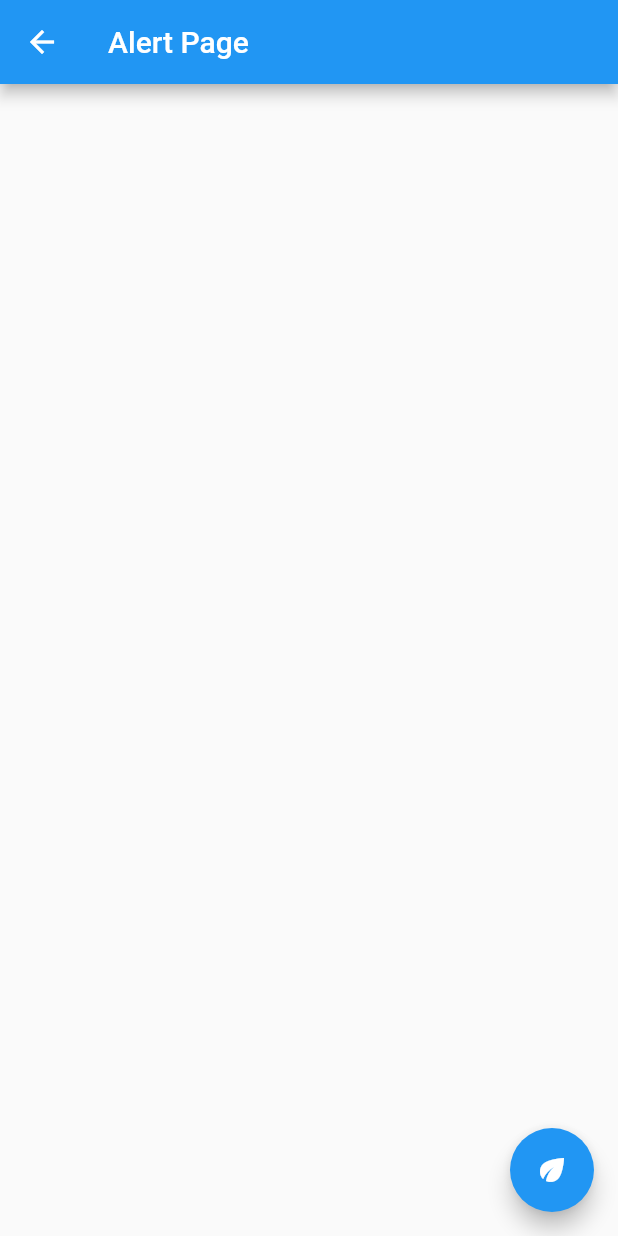
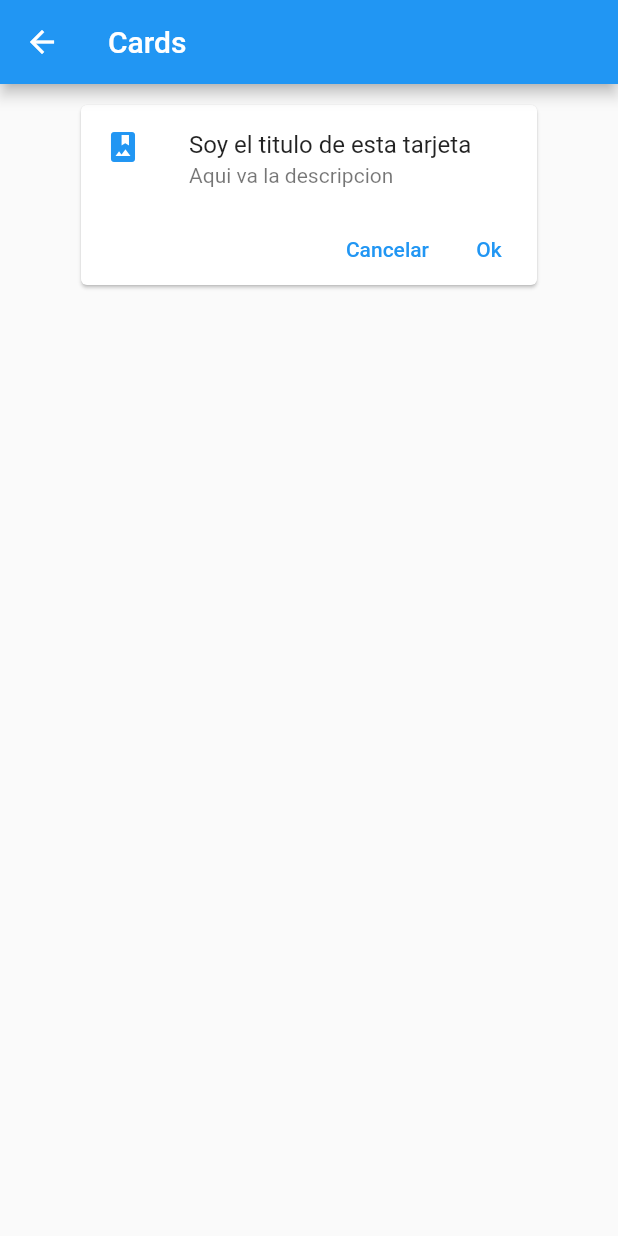
Before and after one commit to Yoliani/Componentes-en-Flutter, a Flutter app: the screen it shows after launch, after a tap on "Cards - Tarjetas", on a phone screen of 412 x 824 dp. Run offline on Flutter 3.47's test engine with Material 2 defaults, Android fonts, the phone set to English and light mode, and no system bars.

Commit message:
Card Widget

```diff
--- /dev/null
+++ b/componentes/lib/src/pages/card_page.dart
@@ -0,0 +1,39 @@
+import 'package:flutter/material.dart';
+
+class CardPage extends StatelessWidget {
+  @override
+  Widget build(BuildContext context) {
+    return Scaffold(
+      appBar: AppBar(
+        title: Text('Cards'),
+      ),
+      body: ListView(
+        children: <Widget>[_cardTipo1()],
+        padding: EdgeInsets.symmetric(horizontal: 50.0, vertical: 10.0),
+      ),
+    );
+  }
+
+  Widget _cardTipo1() {
+    return Card(
+      child: Column(
+        children: <Widget>[
+          ListTile(
+            leading: Icon(Icons.photo_album, color: Colors.blue),
+            title: Text('Soy el titulo de esta tarjeta'),
+            subtitle: Text('Aqui va la descripcion'),
+          ),
+          Row(
+            mainAxisAlignment: MainAxisAlignment.end,
+            children: <Widget>[
+              //El flatButton esta obsoleto
+              // FlatButton(onPressed: onPressed, child: child)
+              TextButton(onPressed: () {}, child: Text('Cancelar')),
+              TextButton(onPressed: () {}, child: Text('Ok'))
+            ],
+          )
+        ],
+      ),
+    );
+  }
+}
--- a/componentes/lib/src/routes/routes.dart
+++ b/componentes/lib/src/routes/routes.dart
@@ -1,5 +1,6 @@
 import 'package:componentes/src/pages/alert_page.dart';
 import 'package:componentes/src/pages/avatar_page.dart';
+import 'package:componentes/src/pages/card_page.dart';
 import 'package:componentes/src/pages/home_page.dart';
 import 'package:flutter/material.dart';
 
@@ -7,6 +8,7 @@ final rutas = <String, WidgetBuilder>{
   '/': (BuildContext context) => HomePage(),
   'alert': (BuildContext context) => AlertPage(),
   'avatar': (BuildContext context) => AvatarPage(),
+  'card': (BuildContext context) => CardPage(),
 };
 
 Map<String, WidgetBuilder> getAppRoutes() {
```
